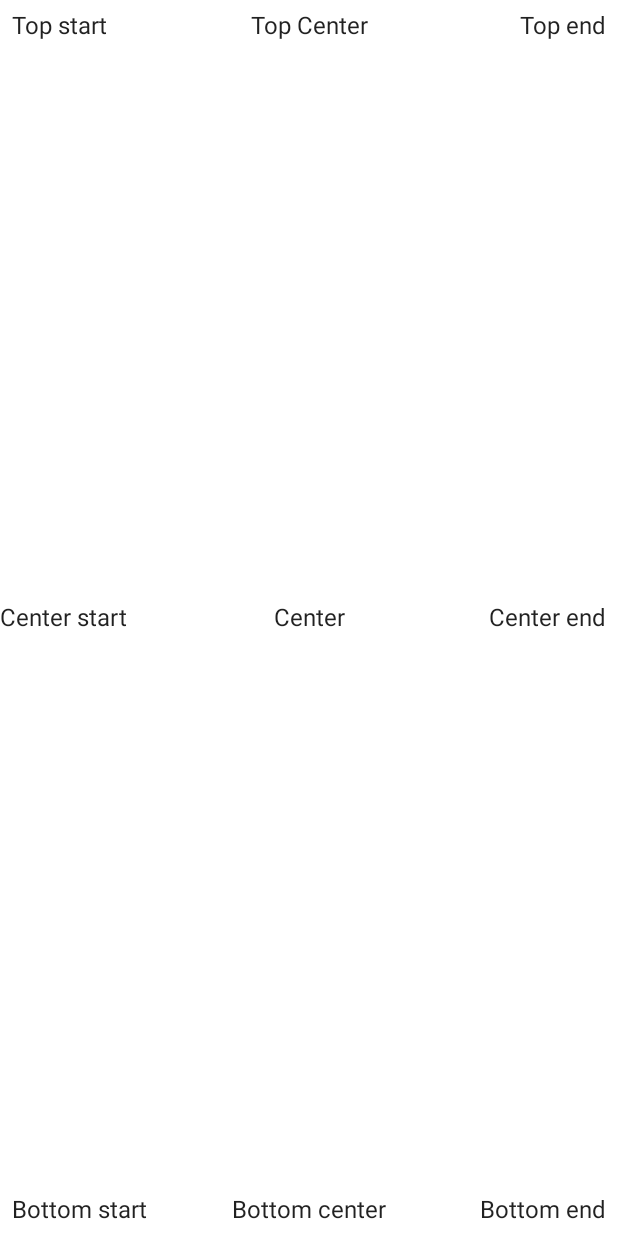
After one commit to aparna-tati-simformsolutions/Jetpack-Compose, an Android app built with Jetpack Compose: the composable ConstraintLayoutSimpleDemo shown on its own in the app's theme, on a phone screen of 412 x 824 dp. The commit adds this screen. Run offline under Robolectric (Android 15) with nearby library versions, the phone set to English and light mode, and no system bars; our stand-ins replace constraintlayout-compose.

Commit message:
Constraint Layout simple demo

```diff
--- a/app/build.gradle
+++ b/app/build.gradle
@@ -4,12 +4,12 @@ plugins {
 }
 
 android {
-    compileSdk 32
+    compileSdk 34
 
     defaultConfig {
         applicationId "com.example.myapplication"
         minSdk 21
-        targetSdk 32
+        targetSdk 34
         versionCode 1
         versionName "1.0"
 
@@ -60,4 +60,5 @@ dependencies {
     androidTestImplementation "androidx.compose.ui:ui-test-junit4:$compose_version"
     debugImplementation "androidx.compose.ui:ui-tooling:$compose_version"
     debugImplementation "androidx.compose.ui:ui-test-manifest:$compose_version"
+    implementation "androidx.constraintlayout:constraintlayout-compose:1.0.0"
 }
--- a/app/src/main/java/com/example/myapplication/navigation/Screens.kt
+++ b/app/src/main/java/com/example/myapplication/navigation/Screens.kt
@@ -25,4 +25,6 @@ sealed class Screens(val route: String) {
     object LazyColumn: Screens(route = "Lazy_Column_Screen")
     object LazyRow: Screens(route = "Lazy_Row_Screen")
     object Pager: Screens(route = "Pager_Screen")
+    object ConstraintLayout: Screens(route = "Constraint_Layout")
+    object ConstraintLayoutSimpleDemo: Screens(route = "Constraint_Layout_Simple_Demo")
 }
--- a/app/src/main/java/com/example/myapplication/ui/components/Components.kt
+++ b/app/src/main/java/com/example/myapplication/ui/components/Components.kt
@@ -28,7 +28,8 @@ fun Components(navController: NavController) {
         ButtonData(text = "Scaffold Component", route = Screens.Scaffold.route),
         ButtonData(text = "Card Component", route = Screens.Card.route),
         ButtonData(text = "Selection Component", route = Screens.SelectionComponent.route),
-        ButtonData(text = "Lazy Component", route = Screens.Lazy.route)
+        ButtonData(text = "Lazy Component", route = Screens.Lazy.route),
+        ButtonData(text = "Constraint Layout", route = Screens.ConstraintLayout.route)
     )
 
     Column(
--- /dev/null
+++ b/app/src/main/java/com/example/myapplication/ui/components/ConstraintLayoutSimpleDemo.kt
@@ -0,0 +1,65 @@
+package com.example.myapplication.ui.components
+
+import androidx.compose.foundation.layout.fillMaxSize
+import androidx.compose.material.Text
+import androidx.compose.runtime.Composable
+import androidx.compose.ui.Modifier
+import androidx.compose.ui.unit.dp
+import androidx.constraintlayout.compose.ConstraintLayout
+
+@Composable
+fun ConstraintLayoutSimpleDemo() {
+    ConstraintLayout(modifier = Modifier.fillMaxSize()) {
+        val (textTopStart, textTopCenter, textTopEnd, textCenterStart,textCenter, textCenterEnd, textBottomStart, textBottomCenter, textBottomEnd) = createRefs()
+
+        Text(text = "Top start", Modifier.constrainAs(textTopStart) {
+            top.linkTo(parent.top, 8.dp)
+            start.linkTo(parent.start, 8.dp)
+        })
+
+        Text(text = "Top Center", Modifier.constrainAs(textTopCenter) {
+            top.linkTo(parent.top, 8.dp)
+            start.linkTo(parent.start, 8.dp)
+            end.linkTo(parent.end, 8.dp)
+        })
+
+        Text(text = "Top end", Modifier.constrainAs(textTopEnd) {
+            top.linkTo(parent.top, 8.dp)
+            end.linkTo(parent.end, 8.dp)
+        })
+
+        Text(text = "Center start", Modifier.constrainAs(textCenterStart) {
+            top.linkTo(parent.top, 8.dp)
+            bottom.linkTo(parent.bottom, 8.dp)
+        })
+
+        Text(text = "Center", Modifier.constrainAs(textCenter) {
+            top.linkTo(parent.top, 8.dp)
+            start.linkTo(parent.start, 8.dp)
+            bottom.linkTo(parent.bottom, 8.dp)
+            end.linkTo(parent.end, 8.dp)
+        })
+
+        Text(text = "Center end", Modifier.constrainAs(textCenterEnd) {
+            top.linkTo(parent.top, 8.dp)
+            bottom.linkTo(parent.bottom, 8.dp)
+            end.linkTo(parent.end, 8.dp)
+        })
+
+        Text(text = "Bottom start", Modifier.constrainAs(textBottomStart) {
+            bottom.linkTo(parent.bottom, 8.dp)
+            start.linkTo(parent.start, 8.dp)
+        })
+
+        Text(text = "Bottom center", Modifier.constrainAs(textBottomCenter) {
+            bottom.linkTo(parent.bottom, 8.dp)
+            start.linkTo(parent.start, 8.dp)
+            end.linkTo(parent.end, 8.dp)
+        })
+
+        Text(text = "Bottom end", Modifier.constrainAs(textBottomEnd) {
+            bottom.linkTo(parent.bottom, 8.dp)
+            end.linkTo(parent.end, 8.dp)
+        })
+    }
+}
```
Also changed, not shown: app/src/main/java/com/example/myapplication/navigation/NavGraph.kt (+8 -0 lines), app/src/main/java/com/example/myapplication/ui/components/ConstraintLayout.kt (added, +45 -0 lines).
